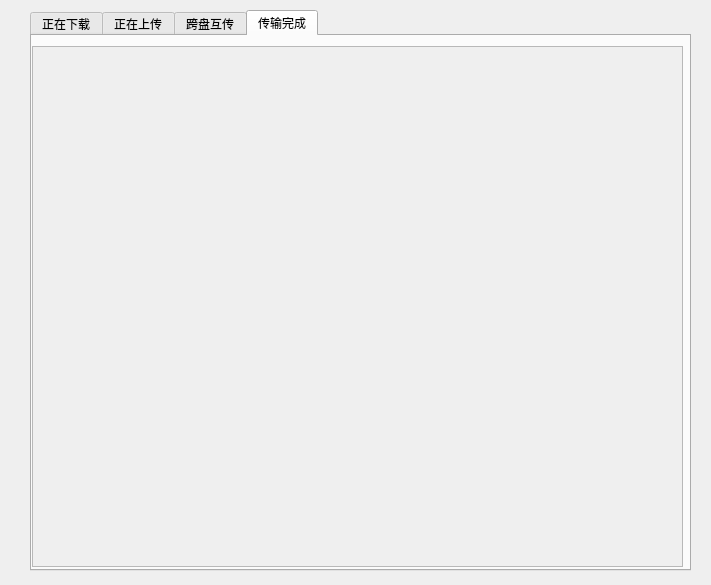
The window that ui/Transmit.ui (aibotez/SBCClientV2) describes before a commit, drawn with Qt 5.
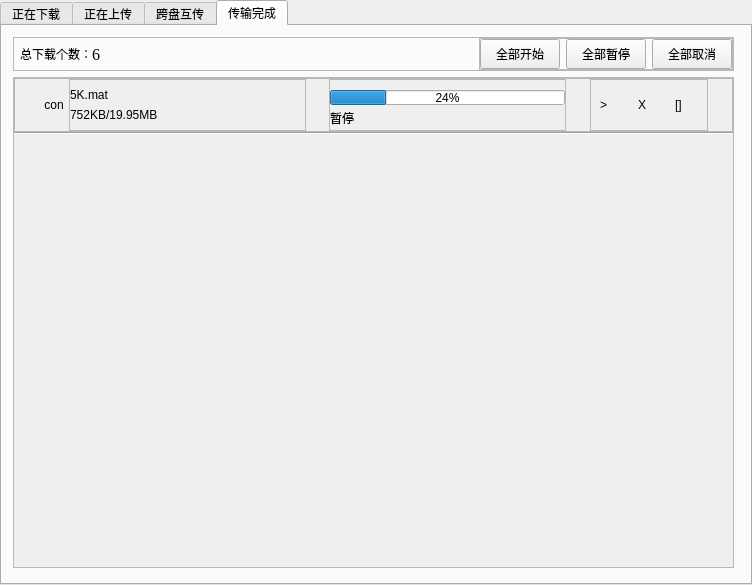
The same window after the commit. The open tabs and pages were chosen to show the change.

Diff of the .ui file:
```diff
--- a/ui/Transmit.ui
+++ b/ui/Transmit.ui
@@ -6,21 +6,39 @@
    <rect>
     <x>0</x>
     <y>0</y>
-    <width>711</width>
+    <width>752</width>
     <height>585</height>
    </rect>
   </property>
   <property name="windowTitle">
    <string>Form</string>
   </property>
+  <property name="styleSheet">
+   <string notr="true"/>
+  </property>
+  <layout class="QGridLayout" name="gridLayout_2">
+   <property name="leftMargin">
+    <number>0</number>
+   </property>
+   <property name="topMargin">
+    <number>0</number>
+   </property>
+   <property name="rightMargin">
+    <number>0</number>
+   </property>
+   <property name="bottomMargin">
+    <number>0</number>
+   </property>
+   <property name="spacing">
+    <number>0</number>
+   </property>
+   <item row="0" column="0">
   <widget class="QTabWidget" name="tabWidget">
-   <property name="geometry">
-    <rect>
-     <x>30</x>
-     <y>10</y>
-     <width>661</width>
-     <height>561</height>
-    </rect>
+     <property name="tabPosition">
+      <enum>QTabWidget::North</enum>
+     </property>
+     <property name="tabShape">
+      <enum>QTabWidget::Rounded</enum>
    </property>
    <property name="currentIndex">
     <number>0</number>
@@ -536,31 +554,470 @@
     <attribute name="title">
      <string>传输完成</string>
     </attribute>
-    <widget class="QScrollArea" name="scrollArea_3">
+      <widget class="QWidget" name="">
      <property name="geometry">
       <rect>
-       <x>0</x>
-       <y>10</y>
-       <width>651</width>
-       <height>521</height>
-      </rect>
+         <x>11</x>
+         <y>11</y>
+         <width>721</width>
+         <height>531</height>
+        </rect>
+       </property>
+       <layout class="QVBoxLayout" name="verticalLayout_7">
+        <item>
+         <widget class="QFrame" name="frame_8">
+          <property name="styleSheet">
+           <string notr="true">#frame
+{
+	background:#E5E7E9;
+}</string>
+          </property>
+          <property name="frameShape">
+           <enum>QFrame::StyledPanel</enum>
+          </property>
+          <property name="frameShadow">
+           <enum>QFrame::Raised</enum>
+          </property>
+          <layout class="QHBoxLayout" name="horizontalLayout_5">
+           <property name="spacing">
+            <number>0</number>
+           </property>
+           <property name="leftMargin">
+            <number>6</number>
+           </property>
+           <property name="topMargin">
+            <number>0</number>
+           </property>
+           <property name="rightMargin">
+            <number>0</number>
+           </property>
+           <property name="bottomMargin">
+            <number>0</number>
+           </property>
+           <item>
+            <widget class="QLabel" name="label_9">
+             <property name="text">
+              <string>总下载个数：</string>
+             </property>
+            </widget>
+           </item>
+           <item>
+            <widget class="QLabel" name="label_10">
+             <property name="font">
+              <font>
+               <family>Times New Roman</family>
+               <pointsize>12</pointsize>
+              </font>
+             </property>
+             <property name="text">
+              <string>6</string>
+             </property>
+            </widget>
+           </item>
+           <item>
+            <spacer name="horizontalSpacer_6">
+             <property name="orientation">
+              <enum>Qt::Horizontal</enum>
+             </property>
+             <property name="sizeHint" stdset="0">
+              <size>
+               <width>303</width>
+               <height>20</height>
+              </size>
+             </property>
+            </spacer>
+           </item>
+           <item>
+            <widget class="QFrame" name="frame_9">
+             <property name="frameShape">
+              <enum>QFrame::StyledPanel</enum>
+             </property>
+             <property name="frameShadow">
+              <enum>QFrame::Raised</enum>
+             </property>
+             <layout class="QHBoxLayout" name="horizontalLayout_6">
+              <property name="spacing">
+               <number>6</number>
+              </property>
+              <property name="leftMargin">
+               <number>0</number>
+              </property>
+              <property name="topMargin">
+               <number>0</number>
+              </property>
+              <property name="rightMargin">
+               <number>0</number>
+              </property>
+              <property name="bottomMargin">
+               <number>0</number>
+              </property>
+              <item>
+               <widget class="QPushButton" name="pushButton_4">
+                <property name="minimumSize">
+                 <size>
+                  <width>0</width>
+                  <height>30</height>
+                 </size>
+                </property>
+                <property name="text">
+                 <string>全部开始</string>
+                </property>
+               </widget>
+              </item>
+              <item>
+               <widget class="QPushButton" name="pushButton_5">
+                <property name="minimumSize">
+                 <size>
+                  <width>0</width>
+                  <height>30</height>
+                 </size>
+                </property>
+                <property name="text">
+                 <string>全部暂停</string>
+                </property>
+               </widget>
+              </item>
+              <item>
+               <widget class="QPushButton" name="pushButton_6">
+                <property name="minimumSize">
+                 <size>
+                  <width>0</width>
+                  <height>30</height>
+                 </size>
+                </property>
+                <property name="text">
+                 <string>全部取消</string>
+                </property>
+               </widget>
+              </item>
+             </layout>
+            </widget>
+           </item>
+          </layout>
+         </widget>
+        </item>
+        <item>
+         <widget class="QScrollArea" name="scrollArea_6">
+          <property name="styleSheet">
+           <string notr="true">#scrollAreaWidgetContents_5
+{
+	background:white;
+	border:none;
+}
+#scrollArea_5
+{
+	background:white;
+	border:none;
+}
+
+#scrollAreaWidgetContents_5 QFrame:hover{
+	background:#D0D3D4;
+	border-radius:22px;
+	opacity:0.5;
+	}
+</string>
+          </property>
+          <property name="lineWidth">
+           <number>0</number>
+          </property>
+          <property name="horizontalScrollBarPolicy">
+           <enum>Qt::ScrollBarAlwaysOff</enum>
      </property>
      <property name="widgetResizable">
       <bool>true</bool>
      </property>
-     <widget class="QWidget" name="scrollAreaWidgetContents_3">
+          <widget class="QWidget" name="scrollAreaWidgetContents_6">
       <property name="geometry">
        <rect>
         <x>0</x>
         <y>0</y>
+             <width>717</width>
+             <height>487</height>
+            </rect>
+           </property>
+           <layout class="QFormLayout" name="formLayout_2">
+            <property name="horizontalSpacing">
+             <number>0</number>
+            </property>
+            <property name="verticalSpacing">
+             <number>0</number>
+            </property>
+            <property name="leftMargin">
+             <number>0</number>
+            </property>
+            <property name="topMargin">
+             <number>0</number>
+            </property>
+            <property name="rightMargin">
+             <number>0</number>
+            </property>
+            <property name="bottomMargin">
+             <number>0</number>
+            </property>
+            <item row="0" column="0" colspan="2">
+             <layout class="QVBoxLayout" name="verticalLayout_4">
+              <property name="spacing">
+               <number>0</number>
+              </property>
+              <item>
+               <widget class="QFrame" name="frame_10">
+                <property name="frameShape">
+                 <enum>QFrame::StyledPanel</enum>
+                </property>
+                <property name="frameShadow">
+                 <enum>QFrame::Raised</enum>
+                </property>
+                <layout class="QHBoxLayout" name="horizontalLayout_7" stretch="1,6,10,1,10,1,5,1">
+                 <property name="spacing">
+                  <number>0</number>
+                 </property>
+                 <property name="leftMargin">
+                  <number>0</number>
+                 </property>
+                 <property name="topMargin">
+                  <number>0</number>
+                 </property>
+                 <property name="rightMargin">
+                  <number>0</number>
+                 </property>
+                 <property name="bottomMargin">
+                  <number>0</number>
+                 </property>
+                 <item>
+                  <spacer name="horizontalSpacer_7">
+                   <property name="orientation">
+                    <enum>Qt::Horizontal</enum>
+                   </property>
+                   <property name="sizeHint" stdset="0">
+                    <size>
+                     <width>18</width>
+                     <height>20</height>
+                    </size>
+                   </property>
+                  </spacer>
+                 </item>
+                 <item>
+                  <widget class="QLabel" name="label_32">
+                   <property name="sizePolicy">
+                    <sizepolicy hsizetype="Fixed" vsizetype="Fixed">
+                     <horstretch>0</horstretch>
+                     <verstretch>0</verstretch>
+                    </sizepolicy>
+                   </property>
+                   <property name="minimumSize">
+                    <size>
+                     <width>30</width>
+                     <height>30</height>
+                    </size>
+                   </property>
+                   <property name="text">
+                    <string>con</string>
+                   </property>
+                   <property name="alignment">
+                    <set>Qt::AlignCenter</set>
+                   </property>
+                   <property name="margin">
+                    <number>0</number>
+                   </property>
+                  </widget>
+                 </item>
+                 <item>
+                  <widget class="QFrame" name="frame_11">
+                   <property name="frameShape">
+                    <enum>QFrame::StyledPanel</enum>
+                   </property>
+                   <property name="frameShadow">
+                    <enum>QFrame::Raised</enum>
+                   </property>
+                   <layout class="QVBoxLayout" name="verticalLayout_5">
+                    <property name="spacing">
+                     <number>6</number>
+                    </property>
+                    <property name="leftMargin">
+                     <number>0</number>
+                    </property>
+                    <property name="topMargin">
+                     <number>8</number>
+                    </property>
+                    <property name="rightMargin">
+                     <number>0</number>
+                    </property>
+                    <property name="bottomMargin">
+                     <number>8</number>
+                    </property>
+                    <item>
+                     <widget class="QLabel" name="label_11">
+                      <property name="text">
+                       <string>5K.mat</string>
+                      </property>
+                     </widget>
+                    </item>
+                    <item>
+                     <widget class="QLabel" name="label_12">
+                      <property name="text">
+                       <string>752KB/19.95MB</string>
+                      </property>
+                     </widget>
+                    </item>
+                   </layout>
+                  </widget>
+                 </item>
+                 <item>
+                  <spacer name="horizontalSpacer_8">
+                   <property name="orientation">
+                    <enum>Qt::Horizontal</enum>
+                   </property>
+                   <property name="sizeHint" stdset="0">
+                    <size>
+                     <width>18</width>
+                     <height>20</height>
+                    </size>
+                   </property>
+                  </spacer>
+                 </item>
+                 <item>
+                  <widget class="QFrame" name="frame_12">
+                   <property name="frameShape">
+                    <enum>QFrame::StyledPanel</enum>
+                   </property>
+                   <property name="frameShadow">
+                    <enum>QFrame::Raised</enum>
+                   </property>
+                   <layout class="QVBoxLayout" name="verticalLayout_6">
+                    <property name="spacing">
+                     <number>0</number>
+                    </property>
+                    <property name="leftMargin">
+                     <number>0</number>
+                    </property>
+                    <property name="topMargin">
+                     <number>10</number>
+                    </property>
+                    <property name="rightMargin">
+                     <number>0</number>
+                    </property>
+                    <property name="bottomMargin">
+                     <number>0</number>
+                    </property>
+                    <item>
+                     <widget class="QProgressBar" name="progressBar_3">
+                      <property name="minimumSize">
+                       <size>
+                        <width>0</width>
+                        <height>0</height>
+                       </size>
+                      </property>
+                      <property name="maximumSize">
+                       <size>
+                        <width>16777215</width>
+                        <height>15</height>
+                       </size>
+                      </property>
+                      <property name="value">
+                       <number>24</number>
+                      </property>
+                     </widget>
+                    </item>
+                    <item>
+                     <widget class="QLabel" name="label_13">
+                      <property name="text">
+                       <string>暂停</string>
+                      </property>
+                     </widget>
+                    </item>
+                   </layout>
+                  </widget>
+                 </item>
+                 <item>
+                  <spacer name="horizontalSpacer_9">
+                   <property name="orientation">
+                    <enum>Qt::Horizontal</enum>
+                   </property>
+                   <property name="sizeHint" stdset="0">
+                    <size>
+                     <width>40</width>
+                     <height>20</height>
+                    </size>
+                   </property>
+                  </spacer>
+                 </item>
+                 <item>
+                  <widget class="QFrame" name="frame_13">
+                   <property name="frameShape">
+                    <enum>QFrame::StyledPanel</enum>
+                   </property>
+                   <property name="frameShadow">
+                    <enum>QFrame::Raised</enum>
+                   </property>
+                   <layout class="QHBoxLayout" name="horizontalLayout_8">
+                    <property name="rightMargin">
+                     <number>0</number>
+                    </property>
+                    <item>
+                     <widget class="QLabel" name="label_14">
+                      <property name="text">
+                       <string>&gt;</string>
+                      </property>
+                     </widget>
+                    </item>
+                    <item>
+                     <widget class="QLabel" name="label_15">
+                      <property name="text">
+                       <string>X</string>
+                      </property>
+                     </widget>
+                    </item>
+                    <item>
+                     <widget class="QLabel" name="label_16">
+                      <property name="text">
+                       <string>[]</string>
+                      </property>
+                     </widget>
+                    </item>
+                   </layout>
+                  </widget>
+                 </item>
+                 <item>
+                  <spacer name="horizontalSpacer_10">
+                   <property name="orientation">
+                    <enum>Qt::Horizontal</enum>
+                   </property>
+                   <property name="sizeHint" stdset="0">
+                    <size>
+                     <width>18</width>
+                     <height>20</height>
+                    </size>
+                   </property>
+                  </spacer>
+                 </item>
+                </layout>
+               </widget>
+              </item>
+              <item>
+               <widget class="Line" name="line_2">
+                <property name="minimumSize">
+                 <size>
         <width>649</width>
-        <height>519</height>
-       </rect>
-      </property>
-     </widget>
-    </widget>
-   </widget>
-  </widget>
+                  <height>0</height>
+                 </size>
+                </property>
+                <property name="orientation">
+                 <enum>Qt::Horizontal</enum>
+                </property>
+               </widget>
+              </item>
+             </layout>
+            </item>
+           </layout>
+          </widget>
+         </widget>
+        </item>
+       </layout>
+      </widget>
+     </widget>
+    </widget>
+   </item>
+  </layout>
  </widget>
  <resources/>
  <connections/>
```
Left out of the diff: 175 changed lines with no effect on the pictures. Lines whose indentation alone changed are shown as unchanged.
